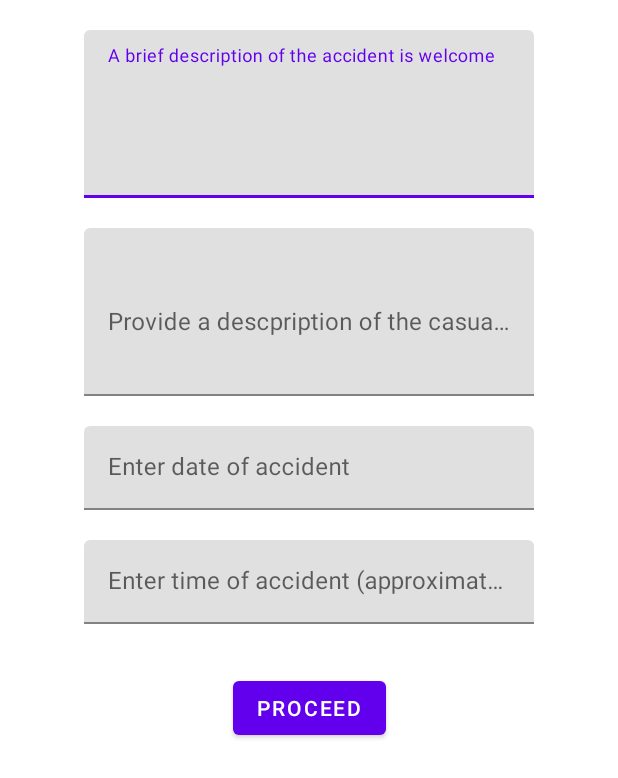
After one commit to vikie1/school-project, an Android app: the layout add_accident_third_step.xml on its own in the app's theme, with its tools: preview values and no code run, on a phone screen of 412 x 824 dp. The commit adds this screen. Shown: the top 778 px of the screen. Run offline under Robolectric (Android 15) with nearby library versions, the phone set to English and light mode, and no system bars.

Commit message:
add layout of third step in accident input

```diff
--- a/AccidentTracking/app/src/main/java/com/example/accidenttracking/MainActivity.java
+++ b/AccidentTracking/app/src/main/java/com/example/accidenttracking/MainActivity.java
@@ -13,5 +13,7 @@ public class MainActivity extends AppCompatActivity {
     protected void onCreate(Bundle savedInstanceState) {
         super.onCreate(savedInstanceState);
         setContentView(R.layout.activity_main);
+
+        startActivity(new Intent(this, AddNewAccidentActivity.class));
     }
 }
--- a/AccidentTracking/app/src/main/java/com/example/accidenttracking/controller/accident/AddNewAccidentActivity.java
+++ b/AccidentTracking/app/src/main/java/com/example/accidenttracking/controller/accident/AddNewAccidentActivity.java
@@ -2,11 +2,21 @@ package com.example.accidenttracking.controller.accident;
 
 import androidx.appcompat.app.AppCompatActivity;
 
+import android.app.DatePickerDialog;
+import android.app.TimePickerDialog;
 import android.os.Bundle;
+import android.widget.CheckBox;
+import android.widget.DatePicker;
+import android.widget.TimePicker;
 import android.widget.ViewFlipper;
 
 import com.example.accidenttracking.R;
 import com.google.android.material.button.MaterialButton;
+import com.google.android.material.textfield.TextInputEditText;
+
+import java.time.LocalDate;
+import java.time.LocalTime;
+import java.util.Calendar;
 
 public class AddNewAccidentActivity extends AppCompatActivity {
     private ViewFlipper viewFlipper;
@@ -19,11 +29,46 @@ public class AddNewAccidentActivity extends AppCompatActivity {
         viewFlipper = findViewById(R.id.accident_progress);
 
         setUpButtonClicks();
+        setUpDateAndTimeInput();
+    }
+
+    private void setUpDateAndTimeInput() {
+        TextInputEditText dateInputText = findViewById(R.id.accident_date);
+        TextInputEditText timeInputText = findViewById(R.id.accident_time);
+
+        dateInputText.setOnClickListener(v -> {
+            Calendar calendar = Calendar.getInstance();
+            new DatePickerDialog(this, (view, year, month, dayOfMonth) -> {
+                LocalDate localDate = LocalDate.of(year, month, dayOfMonth);
+                dateInputText.setText(localDate.toString());
+            }, calendar.get(Calendar.YEAR), calendar.get(Calendar.MONTH), calendar.get(Calendar.DAY_OF_MONTH)).show();
+        });
+        timeInputText.setOnClickListener(v -> {
+            Calendar calendar = Calendar.getInstance();
+            new TimePickerDialog(this, (view, hourOfDay, minute) -> {
+                LocalTime localTime = LocalTime.of(hourOfDay, minute);
+                timeInputText.setText(localTime.toString());
+            }, calendar.get(Calendar.HOUR_OF_DAY), calendar.get(Calendar.MINUTE), false).show();
+        });
     }
 
     private void setUpButtonClicks() {
+        CheckBox atScene = findViewById(R.id.location_determiner);
         MaterialButton stepOneBtn = findViewById(R.id.add_accident_step_1);
+        MaterialButton useCurrentLocation = findViewById(R.id.use_current);
+        MaterialButton addLocation = findViewById(R.id.add_location);
 
-        stepOneBtn.setOnClickListener(v -> viewFlipper.setDisplayedChild(1));
+        stepOneBtn.setOnClickListener(v -> {
+            if (atScene.isChecked()) viewFlipper.setDisplayedChild(2);
+            else viewFlipper.setDisplayedChild(1);
+        });
+        useCurrentLocation.setOnClickListener(v -> viewFlipper.setDisplayedChild(2));
+        addLocation.setOnClickListener(v -> viewFlipper.setDisplayedChild(2));
+    }
+
+    @Override
+    public void onBackPressed() {
+        if (viewFlipper.getDisplayedChild() > 0) viewFlipper.setDisplayedChild(viewFlipper.getDisplayedChild() - 1);
+        else super.onBackPressed();
     }
 }
--- a/AccidentTracking/app/src/main/res/layout/activity_add_new_accident.xml
+++ b/AccidentTracking/app/src/main/res/layout/activity_add_new_accident.xml
@@ -30,6 +30,7 @@
 
         <include layout="@layout/add_accident_first_step" />
         <include layout="@layout/add_accident_second_step" />
+        <include layout="@layout/add_accident_third_step" />
 
     </ViewFlipper>
 </androidx.constraintlayout.widget.ConstraintLayout>
--- /dev/null
+++ b/AccidentTracking/app/src/main/res/layout/add_accident_third_step.xml
@@ -0,0 +1,94 @@
+<?xml version="1.0" encoding="utf-8"?>
+<androidx.constraintlayout.widget.ConstraintLayout xmlns:android="http://schemas.android.com/apk/res/android"
+    xmlns:app="http://schemas.android.com/apk/res-auto"
+    android:layout_width="match_parent"
+    android:layout_height="match_parent">
+
+    <com.google.android.material.textfield.TextInputLayout
+        android:id="@+id/accident_desc_layout"
+        android:layout_width="300dp"
+        android:layout_height="wrap_content"
+        android:layout_marginTop="20dp"
+        app:layout_constraintEnd_toEndOf="parent"
+        app:layout_constraintStart_toStartOf="parent"
+        app:layout_constraintTop_toTopOf="parent">
+
+        <com.google.android.material.textfield.TextInputEditText
+            android:id="@+id/accident_desc"
+            android:layout_width="match_parent"
+            android:layout_height="wrap_content"
+            android:selectAllOnFocus="true"
+            android:hint="@string/enter_brief_description"
+            android:inputType="textMultiLine"
+            android:lines="4"
+            android:maxLines="6"/>
+    </com.google.android.material.textfield.TextInputLayout>
+
+    <com.google.android.material.textfield.TextInputLayout
+        android:id="@+id/casualties_desc_layout"
+        android:layout_width="300dp"
+        android:layout_height="wrap_content"
+        android:layout_marginTop="20dp"
+        app:layout_constraintEnd_toEndOf="parent"
+        app:layout_constraintStart_toStartOf="parent"
+        app:layout_constraintTop_toBottomOf="@id/accident_desc_layout">
+
+        <com.google.android.material.textfield.TextInputEditText
+            android:id="@+id/casualties_desc"
+            android:layout_width="match_parent"
+            android:layout_height="wrap_content"
+            android:selectAllOnFocus="true"
+            android:hint="@string/casualty_description"
+            android:inputType="textMultiLine"
+            android:lines="4"
+            android:maxLines="6"/>
+    </com.google.android.material.textfield.TextInputLayout>
+
+    <com.google.android.material.textfield.TextInputLayout
+        android:id="@+id/accident_date_layout"
+        android:layout_width="300dp"
+        android:layout_height="wrap_content"
+        android:layout_marginTop="20dp"
+        app:layout_constraintEnd_toEndOf="parent"
+        app:layout_constraintStart_toStartOf="parent"
+        app:layout_constraintTop_toBottomOf="@id/casualties_desc_layout">
+
+        <com.google.android.material.textfield.TextInputEditText
+            android:id="@+id/accident_date"
+            android:layout_width="match_parent"
+            android:layout_height="wrap_content"
+            android:focusable="false"
+            android:inputType="none"
+            android:clickable="true"
+            android:hint="@string/enter_date_of_accident"/>
+    </com.google.android.material.textfield.TextInputLayout>
+
+    <com.google.android.material.textfield.TextInputLayout
+        android:id="@+id/accident_time_layout"
+        android:layout_width="300dp"
+        android:layout_height="wrap_content"
+        android:layout_marginTop="20dp"
+        app:layout_constraintEnd_toEndOf="parent"
+        app:layout_constraintStart_toStartOf="parent"
+        app:layout_constraintTop_toBottomOf="@id/accident_date_layout">
+
+        <com.google.android.material.textfield.TextInputEditText
+            android:id="@+id/accident_time"
+            android:layout_width="match_parent"
+            android:layout_height="wrap_content"
+            android:focusable="false"
+            android:inputType="none"
+            android:clickable="true"
+            android:hint="@string/accident_time"/>
+    </com.google.android.material.textfield.TextInputLayout>
+
+    <com.google.android.material.button.MaterialButton
+        android:id="@+id/add_accident_step_3"
+        android:layout_width="wrap_content"
+        android:layout_height="wrap_content"
+        android:layout_marginTop="32dp"
+        android:text="@string/proceed"
+        app:layout_constraintEnd_toEndOf="parent"
+        app:layout_constraintStart_toStartOf="parent"
+        app:layout_constraintTop_toBottomOf="@id/accident_time_layout" />
+</androidx.constraintlayout.widget.ConstraintLayout>
--- a/AccidentTracking/app/src/main/res/values/strings.xml
+++ b/AccidentTracking/app/src/main/res/values/strings.xml
@@ -20,4 +20,8 @@
     <string name="locality">locality or nearest town</string>
     <string name="street_address">street name or nearest feature</string>
     <string name="enter_location_manually">Enter location manually</string>
+    <string name="enter_brief_description">A brief description of the accident is welcome</string>
+    <string name="casualty_description">Provide a descpription of the casualties (optional)</string>
+    <string name="enter_date_of_accident">Enter date of accident</string>
+    <string name="accident_time">Enter time of accident (approximate accepted)</string>
 </resources>
```
